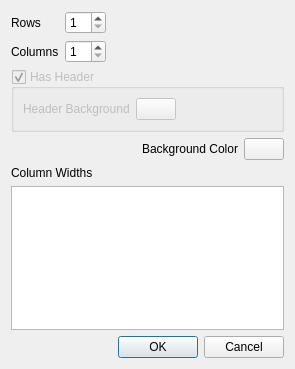
Qt form table_format_dlg.ui (redeyedvireo/PyNoteBook) before a commit.
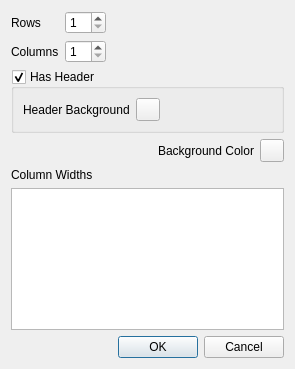
The same form after that commit. Custom widgets are drawn as their Qt base class.

```diff
--- a/table_format_dlg.ui
+++ b/table_format_dlg.ui
@@ -58,7 +58,7 @@
    <item>
     <widget class="QGroupBox" name="headerGroupBox">
      <property name="enabled">
-      <bool>false</bool>
+      <bool>true</bool>
      </property>
      <property name="title">
       <string>Has Header</string>
@@ -173,8 +173,8 @@
  <customwidgets>
   <customwidget>
    <class>CColorButton</class>
-   <extends>QPushButton</extends>
-   <header>ColorButton.h</header>
+   <extends>QToolButton</extends>
+   <header>ColorButton</header>
   </customwidget>
  </customwidgets>
  <resources/>
```
Left out of the diff: 12 changed lines with no effect on the pictures.
